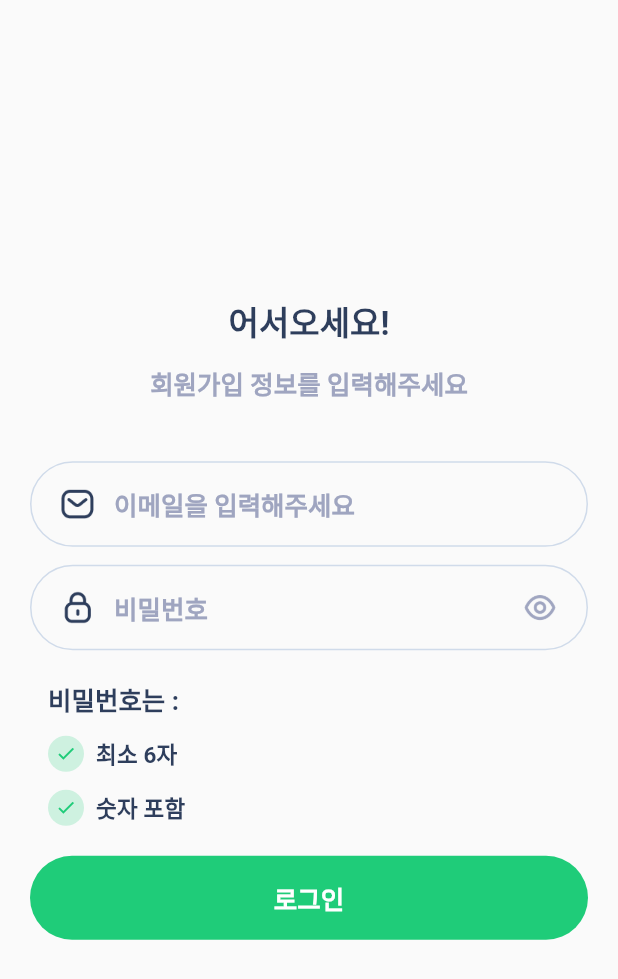
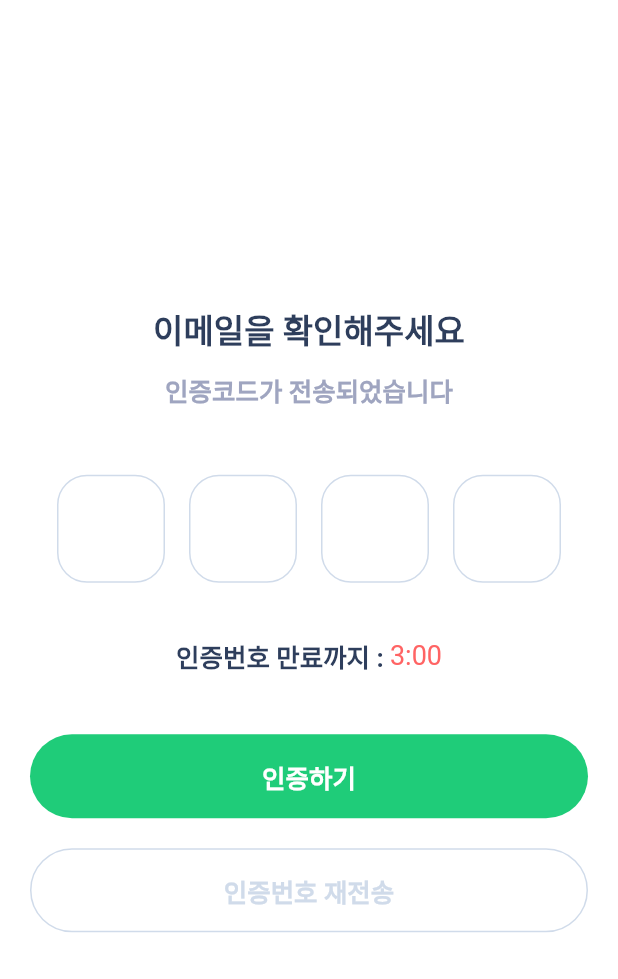
Before and after one commit to valtwo94/portfolio-cheflike, a Flutter app: the screen it shows after launch, on a phone screen of 412 x 824 dp. Shown: the top 979 px of the screen. Run offline on Flutter 3.47's test engine with Material 3 defaults, Android fonts, the light colour scheme and no system bars; drawn by our look-alikes of pinput; our stand-ins replace font_awesome_flutter, hexcolor, stop_watch_timer.

Commit message:
ui verification code & password verification code

```diff
--- a/lib/main.dart
+++ b/lib/main.dart
@@ -1,6 +1,7 @@
 import 'package:cheflike/pages/onboarding.dart';
 import 'package:cheflike/pages/sign_in.dart';
 import 'package:cheflike/pages/sign_up.dart';
+import 'package:cheflike/pages/verification_code.dart';
 import 'package:flutter/material.dart';
 import 'package:hexcolor/hexcolor.dart';
 
@@ -18,6 +19,7 @@ class MyApp extends StatelessWidget {
       debugShowCheckedModeBanner: false,
       title: '쉐프라이크',
       theme: ThemeData(
+        scaffoldBackgroundColor: Colors.white,
         primaryColor: HexColor("#1FCC79"),
         primaryTextTheme: TextTheme(
           titleLarge: TextStyle(
@@ -107,6 +109,6 @@ class WidgetTree extends StatefulWidget {
 class _WidgetTreeState extends State<WidgetTree> {
   @override
   Widget build(BuildContext context) {
-    return const SignUpPage();
+    return const VerificationCodePage();
   }
 }
--- a/lib/pages/verification_code.dart
+++ b/lib/pages/verification_code.dart
@@ -0,0 +1,139 @@
+import 'package:cheflike/widgets/buttons/primary_button.dart';
+import 'package:cheflike/widgets/buttons/send_again_button.dart';
+import 'package:flutter/material.dart';
+import 'package:hexcolor/hexcolor.dart';
+import 'package:pinput/pinput.dart';
+import 'package:stop_watch_timer/stop_watch_timer.dart';
+
+class VerificationCodePage extends StatefulWidget {
+  const VerificationCodePage({super.key});
+
+  @override
+  State<VerificationCodePage> createState() => _VerificationCodePageState();
+}
+
+class _VerificationCodePageState extends State<VerificationCodePage> {
+  late StopWatchTimer _stopWatchTimer;
+
+  @override
+  void initState() {
+    _stopWatchTimer = StopWatchTimer(
+        mode: StopWatchMode.countDown,
+        presetMillisecond: 180000
+    );
+    _stopWatchTimer.onStartTimer();
+    super.initState();
+  }
+
+  @override
+  void dispose() async {
+    super.dispose();
+    await _stopWatchTimer.dispose();
+  }
+
+
+  @override
+  Widget build(BuildContext context) {
+    return Scaffold(
+      body: GestureDetector(
+        onTap: () => FocusScope.of(context).unfocus(),
+        child: SingleChildScrollView(
+          child: SizedBox(
+            width: double.infinity,
+            height: MediaQuery.of(context).size.height - MediaQuery.of(context).viewInsets.bottom,
+            child: Column(
+              mainAxisAlignment: MainAxisAlignment.center,
+              children: [
+                Text('이메일을 확인해주세요', style: Theme.of(context).primaryTextTheme.titleLarge),
+                const SizedBox(height: 12),
+                Text("인증코드가 전송되었습니다", style: Theme.of(context).textTheme.titleMedium
+                  ,),
+                const SizedBox(height: 40),
+                Padding(
+                  padding: const EdgeInsets.symmetric(horizontal: 20),
+                  child: Column(
+
+                    children: [
+                      buildPinput(),
+                      const SizedBox(height: 12),
+                      Padding(
+                        padding: const EdgeInsets.symmetric(horizontal: 12, vertical: 20),
+                        child: Row(
+                          mainAxisAlignment: MainAxisAlignment.center,
+                          crossAxisAlignment: CrossAxisAlignment.center,
+                          children: [
+                            Text('인증번호 만료까지 : ', style: Theme.of(context).primaryTextTheme.titleMedium,),
+                            StreamBuilder<int>(
+                              stream: _stopWatchTimer.secondTime,
+                              initialData: 0,
+                              builder: (context, snapshot) {
+                                final value = snapshot.data;
+                                final minute = (value??0) ~/ 60;
+                                final second = (value??0) % 60;
+                                return Text('$minute:${second.toString().padLeft(2, '0')}', style: TextStyle(
+                                    fontSize: 18,
+                                    color: HexColor("#FF6464")
+                                ),);
+                              }
+                            )
+                          ],
+                        ),
+                      ),
+                      const SizedBox(height: 20),
+                      PrimaryButton(onPressed: (){}, label: '인증하기', width: double.infinity,),
+                      const SizedBox(height: 20,),
+                      SendAgainButton(onPressed: (){
+                        _stopWatchTimer.onResetTimer();
+                        _stopWatchTimer.onStartTimer();
+                      }, label: '인증번호 재전송', width: double.infinity,)
+                    ],
+                  ),
+                ),
+              ],
+            ),
+          ),
+        ),
+      ),
+    );
+  }
+
+  Pinput buildPinput(){
+    final defaultPinTheme = PinTheme(
+      margin: EdgeInsets.all(4),
+      padding: EdgeInsets.zero,
+      width: 72,
+      height: 72,
+      textStyle: Theme.of(context).primaryTextTheme.titleLarge,
+      decoration: BoxDecoration(
+        border: Border.all(color: HexColor('#D0DBEA')),
+        borderRadius: BorderRadius.circular(20),
+      ),
+    );
+
+    final focusedPinTheme = defaultPinTheme.copyDecorationWith(
+      border: Border.all(color: Theme.of(context).primaryColor),
+      borderRadius: BorderRadius.circular(20),
+    );
+
+    final submittedPinTheme = defaultPinTheme.copyWith(
+      decoration: defaultPinTheme.decoration!.copyWith(
+        color: Color.fromRGBO(234, 239, 243, 1),
+      ),
+    );
+
+    return Pinput(
+      defaultPinTheme: defaultPinTheme,
+      focusedPinTheme: focusedPinTheme,
+      submittedPinTheme: submittedPinTheme,
+      validator: (s) {
+        return s == '2222' ? null : '인증번호가 일치하지 않습니다';
+      },
+      errorTextStyle: TextStyle(
+        color: HexColor("#FF6464")
+      ),
+      pinputAutovalidateMode: PinputAutovalidateMode.onSubmit,
+      showCursor: true,
+      onCompleted: (pin) => print(pin),
+    );
+  }
+}
--- /dev/null
+++ b/lib/widgets/buttons/send_again_button.dart
@@ -0,0 +1,28 @@
+import 'package:flutter/cupertino.dart';
+import 'package:flutter/material.dart';
+import 'package:hexcolor/hexcolor.dart';
+
+class SendAgainButton extends StatelessWidget {
+  const SendAgainButton({super.key, required this.onPressed,  this.label = "", this.width = 327});
+  final VoidCallback onPressed;
+  final String label;
+  final double width;
+
+  @override
+  Widget build(BuildContext context) {
+    return  MaterialButton(
+        elevation: 0,
+        minWidth: width,
+        height: 56,
+        shape: RoundedRectangleBorder(
+            borderRadius: BorderRadius.circular(40),
+          side: BorderSide(width: 1, color: HexColor("#D0DBEA"))
+        ),
+        onPressed: onPressed,
+        child: Text(label, style: TextStyle(
+            fontSize: 17,
+            color: HexColor("#D0DBEA"),
+            fontWeight: FontWeight.bold
+        ),));
+  }
+}
--- a/pubspec.yaml
+++ b/pubspec.yaml
@@ -37,6 +37,8 @@ dependencies:
   cupertino_icons: ^1.0.6
   hexcolor: ^3.0.1
   font_awesome_flutter: ^10.7.0
+  pinput: ^4.0.0
+  stop_watch_timer: ^3.1.1
 
 dev_dependencies:
   flutter_test:
```
Also changed, not shown: lib/pages/password_verification_code.dart (+139 -0 lines), pubspec.lock, 1 other file.
